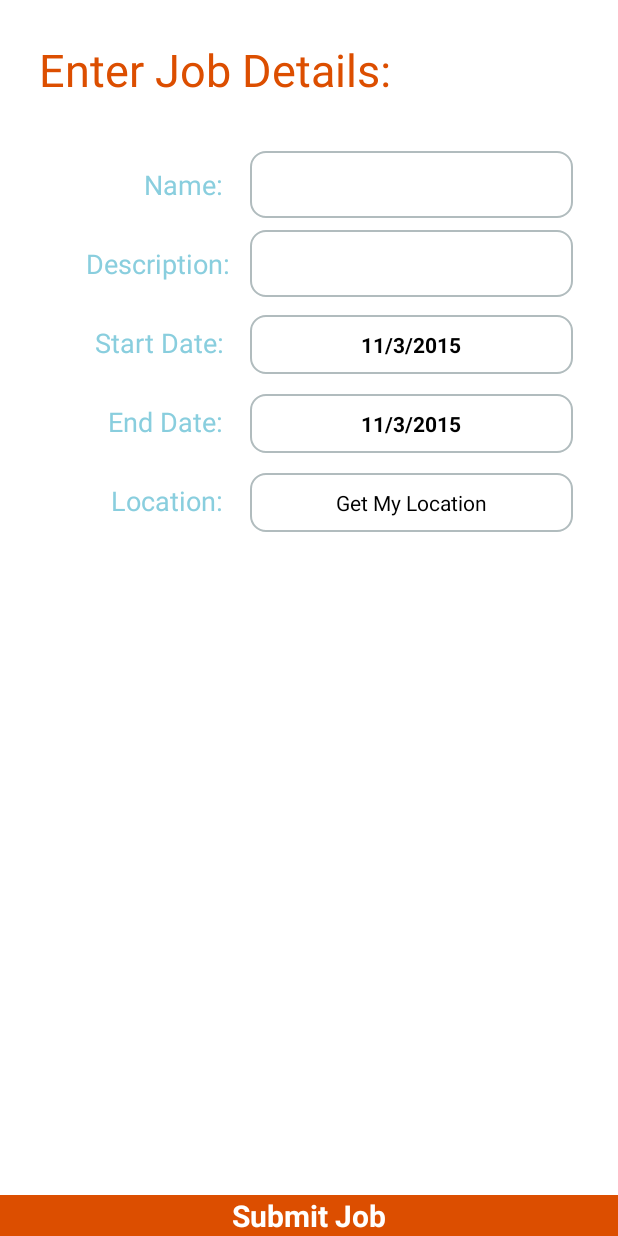
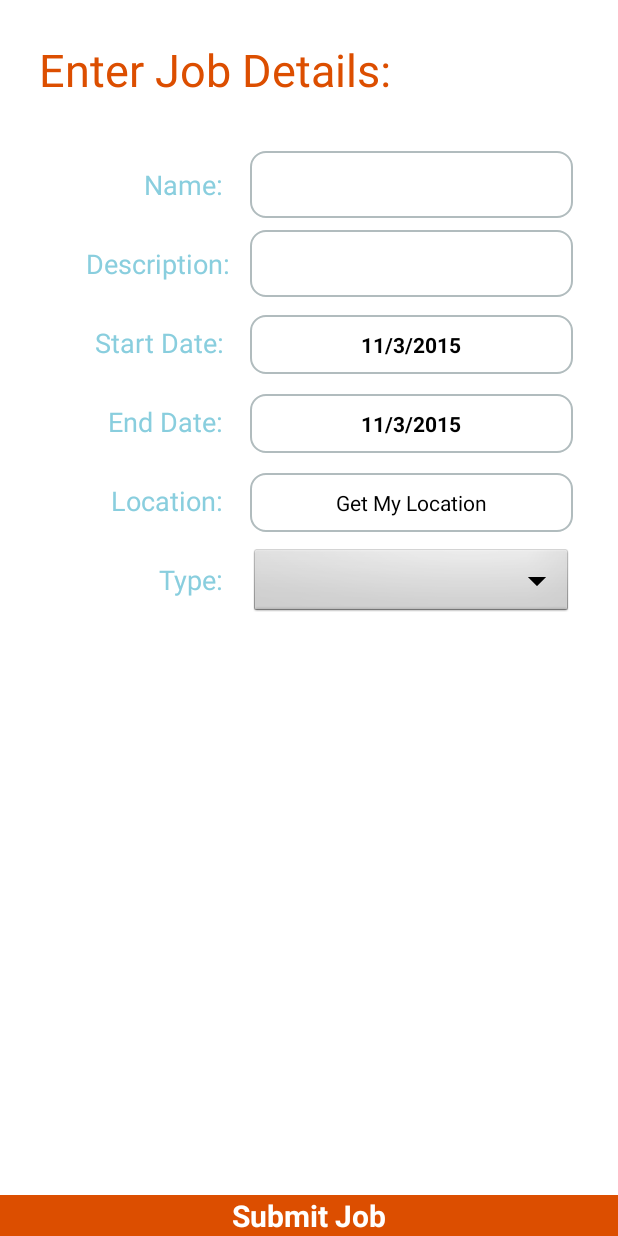
Before and after one commit to LehriHarshal/JobBoard, an Android app: the JobCreationActivity screen opened directly, with no data from a screen before it, on a phone screen of 412 x 824 dp. Run offline under Robolectric (Android 15) with nearby library versions, the phone set to English and light mode, and no system bars; 2 statements that could not run were skipped.

Commit message:
added type to job

```diff
--- a/app/src/main/java/edu/upenn/cis573/jobboard/Job.java
+++ b/app/src/main/java/edu/upenn/cis573/jobboard/Job.java
@@ -139,4 +139,7 @@ public class Job extends ParseObject {
         return getString("Longitude");
     }
 
+    public String getSpinnerSelection() {
+        return getString("Spinnerval");
+    }
 }
--- a/app/src/main/java/edu/upenn/cis573/jobboard/JobDetailsActivity.java
+++ b/app/src/main/java/edu/upenn/cis573/jobboard/JobDetailsActivity.java
@@ -57,7 +57,9 @@ public class JobDetailsActivity extends BottomMenu {
                 TextView jobDescriptionTextObject = (TextView) findViewById(R.id.detailsDescription);
                 TextView startDateTextObject = (TextView) findViewById(R.id.detailsStartDate);
                 TextView endDateTextObject = (TextView) findViewById(R.id.detailsEndDate);
+                TextView typeDetails = (TextView) findViewById(R.id.typeDescription);
 
+                typeDetails.setText("ANUPAM TESTING");
                 jobNameTextObject.setText(o.getJobName());
                 jobDescriptionTextObject.setText(o.getJobDescription());
                 startDateTextObject.setText(o.getStartDate());
@@ -169,6 +171,8 @@ public class JobDetailsActivity extends BottomMenu {
                 String phone = o.getString("phone");
                 TextView phoneText = (TextView) findViewById(R.id.userPhoneNumber);
                 phoneText.setText(phone);
+
+
 
             }
         });
--- a/app/src/main/java/edu/upenn/cis573/jobboard/MapsActivity.java
+++ b/app/src/main/java/edu/upenn/cis573/jobboard/MapsActivity.java
@@ -1,5 +1,6 @@
 package edu.upenn.cis573.jobboard;
 
+import android.content.Intent;
 import android.support.v4.app.FragmentActivity;
 import android.os.Bundle;
 import android.support.v4.content.ContextCompat;
@@ -28,6 +29,7 @@ public class MapsActivity extends FragmentActivity implements OnMapReadyCallback
     protected void onCreate(Bundle savedInstanceState) {
         super.onCreate(savedInstanceState);
         setContentView(R.layout.activity_maps);
+        double latitude,longitude=0;
         // Obtain the SupportMapFragment and get notified when the map is ready to be used.
         SupportMapFragment mapFragment = (SupportMapFragment) getSupportFragmentManager()
                 .findFragmentById(R.id.map);
--- a/app/src/main/res/layout/bottom_menu.xml
+++ b/app/src/main/res/layout/bottom_menu.xml
@@ -133,7 +133,7 @@
             android:layout_marginLeft="10dp"
             android:gravity="center"
             android:onClick="viewMessages"
-            android:background="@drawable/chatIcon"/>
+            android:background="@drawable/chat_icon2"/>
     </LinearLayout>
 
     </merge>
--- a/app/src/main/res/layout/job_creation_view.xml
+++ b/app/src/main/res/layout/job_creation_view.xml
@@ -204,6 +204,38 @@
                     />
 
             </LinearLayout>
+            <LinearLayout
+                android:layout_width="match_parent"
+                android:layout_height="wrap_content"
+                android:weightSum="2">
+
+                <TextView
+                    android:layout_width="0dp"
+                    android:layout_height="wrap_content"
+                    android:padding="10dp"
+                    android:layout_margin="4dp"
+                    android:textColor="#89cede"
+                    android:text="Type:"
+                    android:layout_weight="0.75"
+                    android:textSize="18dp"
+                    android:gravity="right"
+                    />
+
+                <Spinner
+                    android:layout_width="0dp"
+                    android:layout_height="wrap_content"
+                    android:padding="10dp"
+                    android:layout_margin="4dp"
+                    android:textColor="#000000"
+                    android:layout_weight="1.25"
+                    android:id="@+id/spinner"
+                     />
+
+            </LinearLayout>
+
+
+
+
         </LinearLayout>
     </LinearLayout>
 
```
Also changed, not shown: app/src/main/java/edu/upenn/cis573/jobboard/JobCreationActivity.java (+37 -8 lines), app/src/main/res/layout/activity_job_details.xml (+30 -0 lines), app/src/main/res/drawable/chatIcon.png (deleted), 1 other file.
